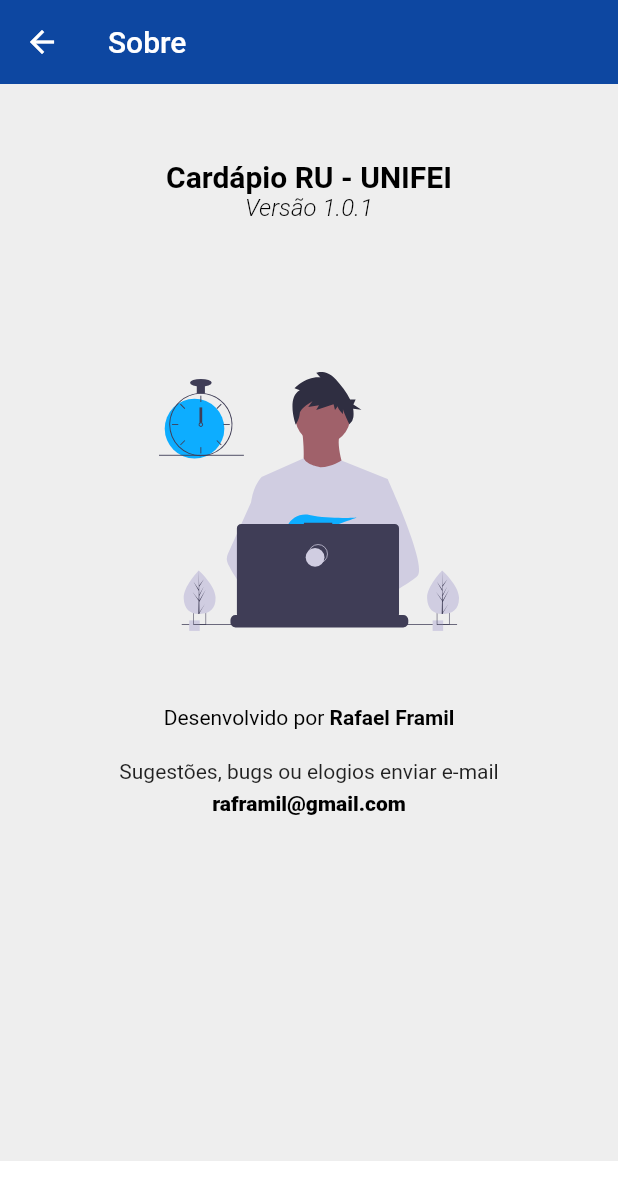
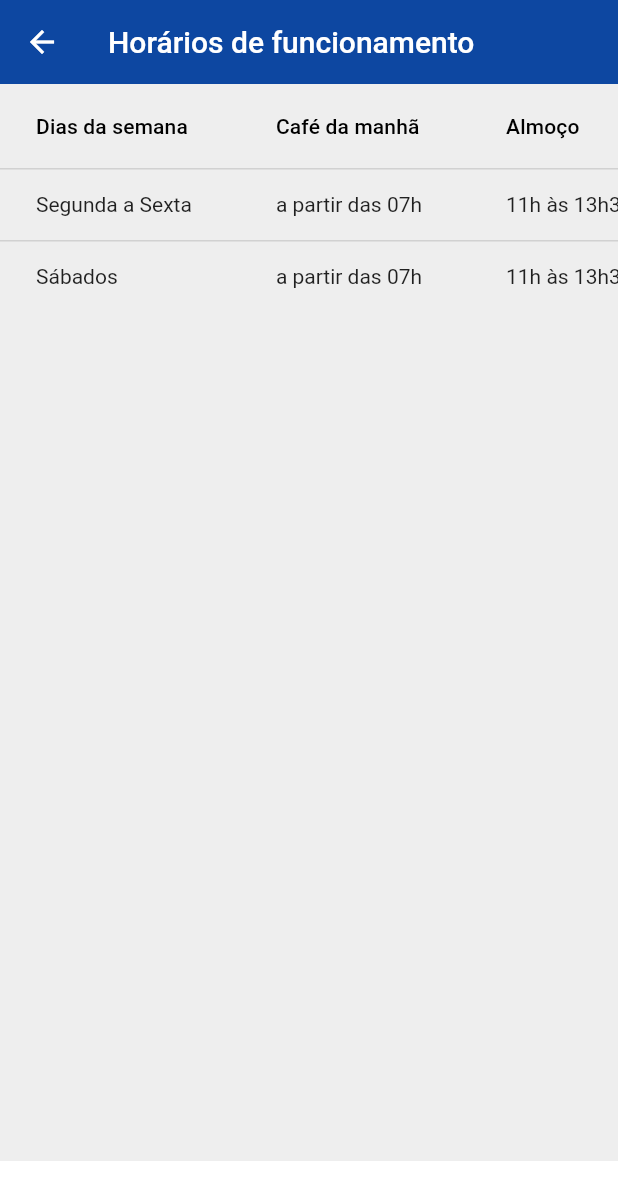
Before and after one commit to raframil/ru_unifei_app, a Flutter app: the ScheduleScreen screen opened directly, on a phone screen of 412 x 824 dp. Shown: the top 1200 px of the screen. Run offline on Flutter 3.47's test engine with Material 2 defaults, Android fonts, the phone set to English and light mode, and no system bars; our stand-ins replace awesome_dialog, cloud_firestore, firebase_messaging, flutter_svg, page_transition; missing offline and left inert: firebase_admob; accounts and stored records are empty.

Commit message:
schedule datatable

```diff
--- a/lib/screens/schedule/schedule.dart
+++ b/lib/screens/schedule/schedule.dart
@@ -1,13 +1,40 @@
 import 'package:flutter/material.dart';
 import 'package:flutter_svg/flutter_svg.dart';
 
+class Schedule {
+  String diaFuncionamento;
+  String cafe;
+  String almoco;
+  String jantar;
+
+  Schedule({this.diaFuncionamento, this.cafe, this.almoco, this.jantar});
+
+  static List<Schedule> getSchedule() {
+    return <Schedule>[
+      Schedule(
+          diaFuncionamento: "Segunda a Sexta",
+          cafe: "a partir das 07h",
+          almoco: "11h às 13h30",
+          jantar: "	18:30h às 21h"),
+          Schedule(
+          diaFuncionamento: "Sábados",
+          cafe: "a partir das 07h",
+          almoco: "11h às 13h30",
+          jantar: "Não funciona"),
+    ];
+  }
+}
+
 class ScheduleScreen extends StatelessWidget {
+  final selectedSchedule = [];
+  final schedules = Schedule.getSchedule();
+
   @override
   Widget build(BuildContext context) {
     return Scaffold(
         backgroundColor: Colors.grey[200],
         appBar: AppBar(
-          title: Text('Sobre'),
+          title: Text('Horários de funcionamento'),
           backgroundColor: Colors.blue[900],
           elevation: 0.0,
         ),
@@ -16,67 +43,50 @@
           color: Colors.white,
         ),
         body: SingleChildScrollView(
-          child: Column(
-            mainAxisAlignment: MainAxisAlignment.center,
-            crossAxisAlignment: CrossAxisAlignment.center,
-            children: <Widget>[
-              SizedBox(height: 50),
-              Center(
-                child: Text(
-                  'Cardápio RU - UNIFEI',
-                  style: new TextStyle(
-                      fontSize: 20.0,
-                      color: Colors.black,
-                      fontWeight: FontWeight.bold),
-                ),
-              ),
-              Center(
-                child: Text('Versão 1.0.1',
-                    style: new TextStyle(
-                        fontSize: 16.0,
-                        color: Colors.black,
-                        fontWeight: FontWeight.w300,
-                        fontStyle: FontStyle.italic)),
-              ),
-              SizedBox(height: 100),
-              SvgPicture.asset('assets/images/about.svg',
-                  width: 200,
-                  semanticsLabel: 'Um homem olhando para o computador'),
-              SizedBox(height: 50),
-              Center(
-                child: RichText(
-                  text: new TextSpan(
-                    // Note: Styles for TextSpans must be explicitly defined.
-                    // Child text spans will inherit styles from parent
-                    style: new TextStyle(
-                      fontSize: 14.0,
-                      color: Colors.black,
-                    ),
-                    children: <TextSpan>[
-                      new TextSpan(text: 'Desenvolvido por '),
-                      new TextSpan(
-                          text: 'Rafael Framil',
-                          style: new TextStyle(fontWeight: FontWeight.bold)),
-                    ],
-                  ),
-                ),
-              ),
-              SizedBox(height: 20),
-              Center(
-                child: (Text(
-                  'Sugestões, bugs ou elogios enviar e-mail',
-                  overflow: TextOverflow.ellipsis,
-                )),
-              ),
-              SizedBox(height: 5),
-              Center(
-                child: Text('raframil@gmail.com',
-                    style: new TextStyle(
-                        fontSize: 14.0,
-                        color: Colors.black,
-                        fontWeight: FontWeight.w900)),
-              ),
-            ],
+          scrollDirection: Axis.vertical,
+          child: SingleChildScrollView(
+            scrollDirection: Axis.horizontal,
+            child: (DataTable(
+              columns: [
+                DataColumn(
+                    label: Text("Dias da semana"),
+                    numeric: false,
+                    tooltip: "Dias da semana em que o RU funciona"),
+                DataColumn(
+                    label: Text("Café da manhã"), numeric: false, tooltip: ""),
+                DataColumn(
+                    label: Text("Almoço"),
+                    numeric: false,
+                    tooltip: "this is a valor"),
+                DataColumn(
+                    label: Text("Jantar"),
+                    numeric: false,
+                    tooltip: "this is a valor"),
+              ],
+              rows: schedules
+                  .map(
+                    (schedule) => DataRow(
+                        selected: selectedSchedule.contains(schedule),
+                        cells: [
+                          DataCell(
+                            Text(schedule.diaFuncionamento),
+                            onTap: () {
+                              // write your code..
+                            },
+                          ),
+                          DataCell(
+                            Text(schedule.cafe),
+                          ),
+                          DataCell(
+                            Text(schedule.almoco),
+                          ),
+                          DataCell(
+                            Text(schedule.jantar),
+                          ),
+                        ]),
+                  )
+                  .toList(),
+            )),
           ),
         ));
   }
```
